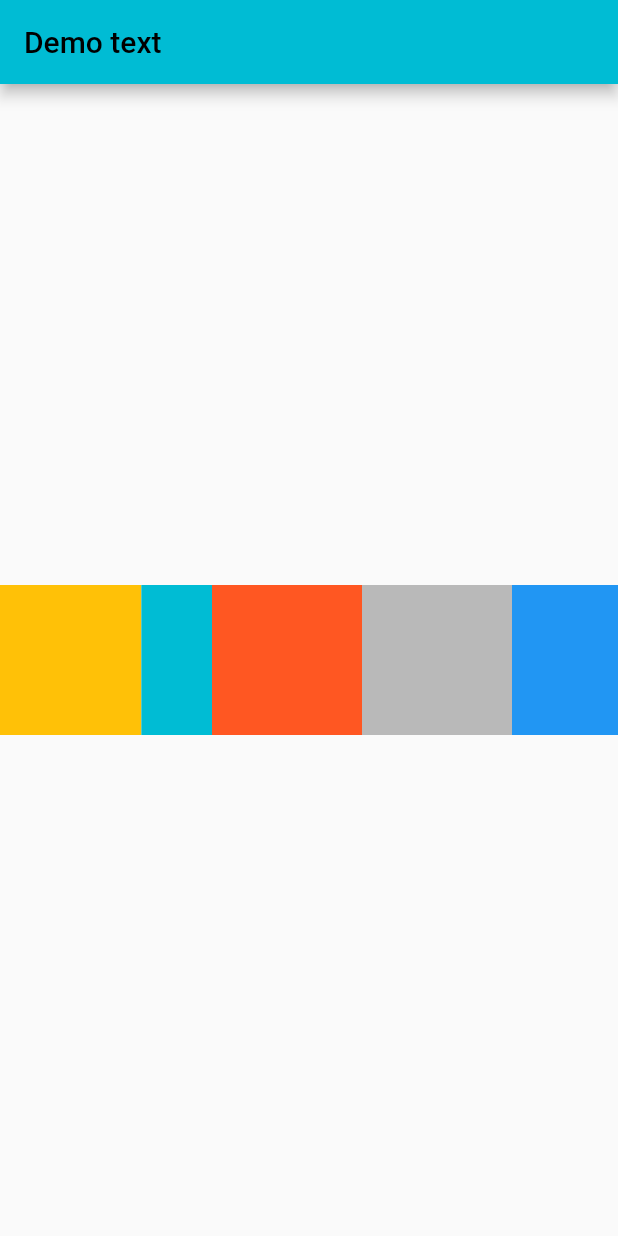
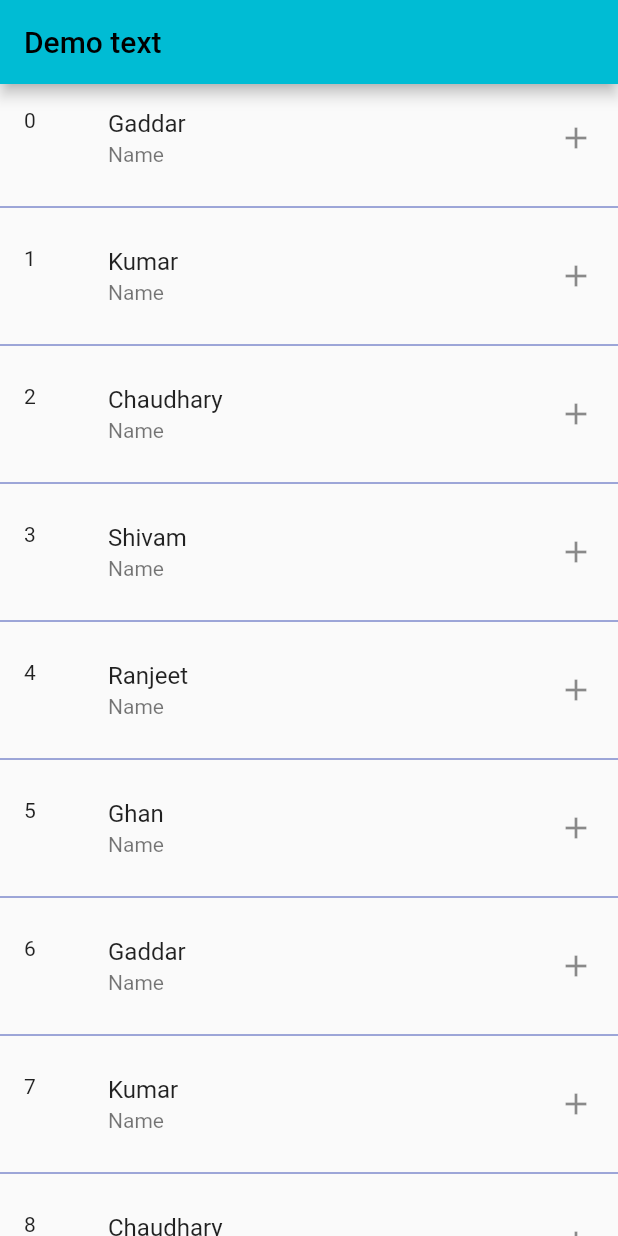
Before and after one commit to gaddarkumar7447/Dart-Demo, a Flutter app: the screen it shows after launch, on a phone screen of 412 x 824 dp. Run offline on Flutter 3.47's test engine with Material 2 defaults, Android fonts, the phone set to English and light mode, and no system bars.

Commit message:
ListView learn

```diff
--- a/lib/main.dart
+++ b/lib/main.dart
@@ -47,48 +47,82 @@ class HomeScreen extends StatelessWidget {
     ];
     return Scaffold(
         appBar: AppBar(
-          title: const Text('Demo text'),),
-        body: Center(
+          title: const Text('Demo text'),
+        ),
+        body: ListView.separated(
+          itemBuilder: (context, index) {
+            return Column(
+              children: [
+                  ListTile(
+                    leading: Text('$index'),
+                    title: Text(arrName[index]),
+                    subtitle: const Text("Name"),
+                    trailing: const Icon(Icons.add),
+                    onTap: () => {print('$index')},
+                  ),
+              ],
+            );
+          },
+          itemCount: arrName.length, separatorBuilder: (BuildContext context, int index) {
+            return const Divider(height: 20, color: Colors.indigo,);
+        },
+        )
+        /*Center(
           child: Row(
             children: <Widget>[
               Expanded(
                 flex: 4,
+                child: Padding(
+                  padding: const EdgeInsets.all(4),
                   child: Container(
                     height: 100,
                     width: 100,
                     color: Colors.amber,
                   ),
                 ),
+              ),
               Expanded(
                 flex: 2,
+                child: Padding(
+                  padding: const EdgeInsets.all(4),
                   child: Container(
                     width: 100,
                     height: 100,
                     color: Colors.cyan,
                   ),
                 ),
-              Container(
+              ),
+              Padding(
+                padding: const EdgeInsets.all(4),
+                child: Container(
                   width: 100,
                   height: 100,
                   color: Colors.deepOrange,
                 ),
-              Container(
+              ),
+              Padding(
+                padding: const EdgeInsets.all(4),
+                child: Container(
                   width: 100,
                   height: 100,
                   color: Colors.black26,
                 ),
+              ),
               Expanded(
                 flex: 3,
+                child: Padding(
+                  padding: const EdgeInsets.all(4),
                   child: Container(
                     width: 100,
                     height: 100,
                     color: Colors.blue,
                   ),
+                ),
               )
             ],
           )
 
-        )
+        )*/
         /*Container(
           width: double.infinity,
           height: double.infinity,
--- a/pubspec.yaml
+++ b/pubspec.yaml
@@ -61,7 +61,7 @@ flutter:
 
   # To add assets to your application, add an assets section, like this:
   #assets:
-   # - assets/images/
+    #- assets/images/
 
   # An image asset can refer to one or more resolution-specific "variants", see
   # https://flutter.dev/assets-and-images/#resolution-aware
```
Lines whose indentation alone changed are shown as unchanged.
